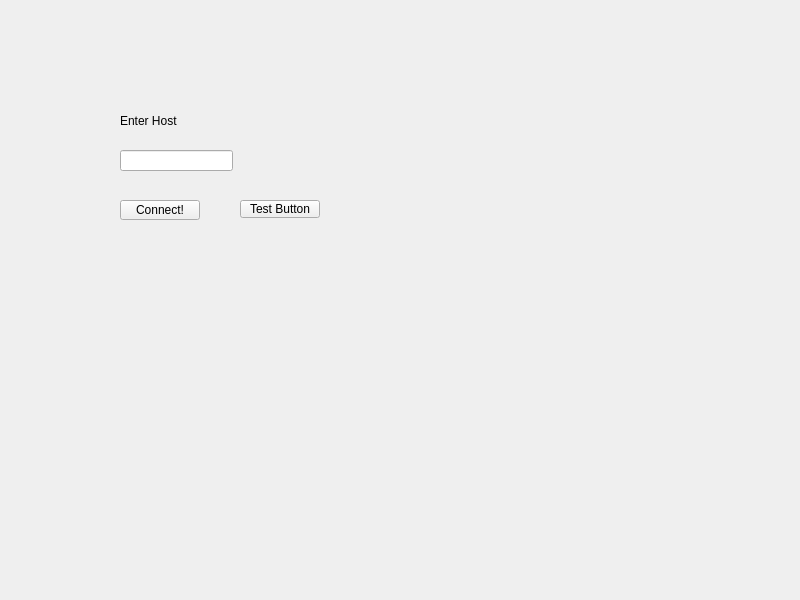
wuz1run/remoteApps, file widget.ui: the form before one commit.
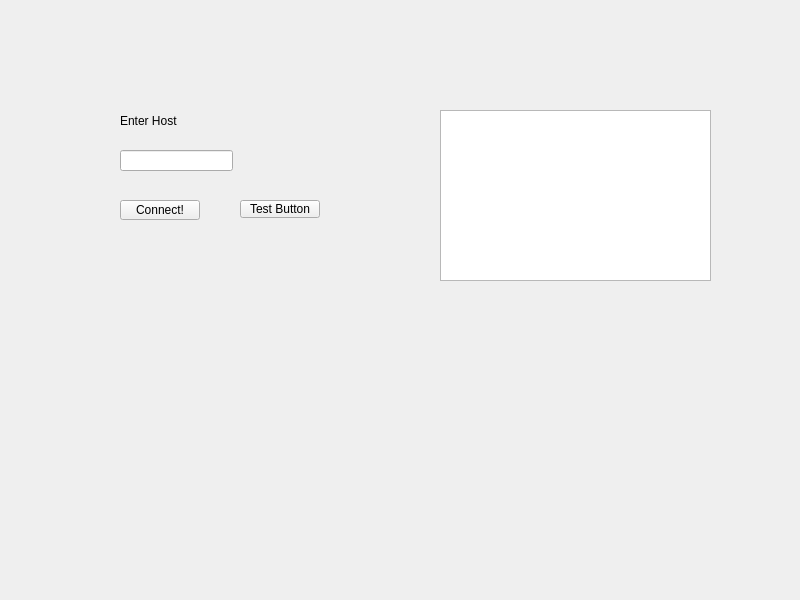
The form after the commit.

```diff
--- a/widget.ui
+++ b/widget.ui
@@ -62,6 +62,16 @@
     <string>Test Button</string>
    </property>
   </widget>
+  <widget class="QTextEdit" name="textEdit">
+   <property name="geometry">
+    <rect>
+     <x>440</x>
+     <y>110</y>
+     <width>271</width>
+     <height>171</height>
+    </rect>
+   </property>
+  </widget>
  </widget>
  <resources/>
  <connections/>
```
